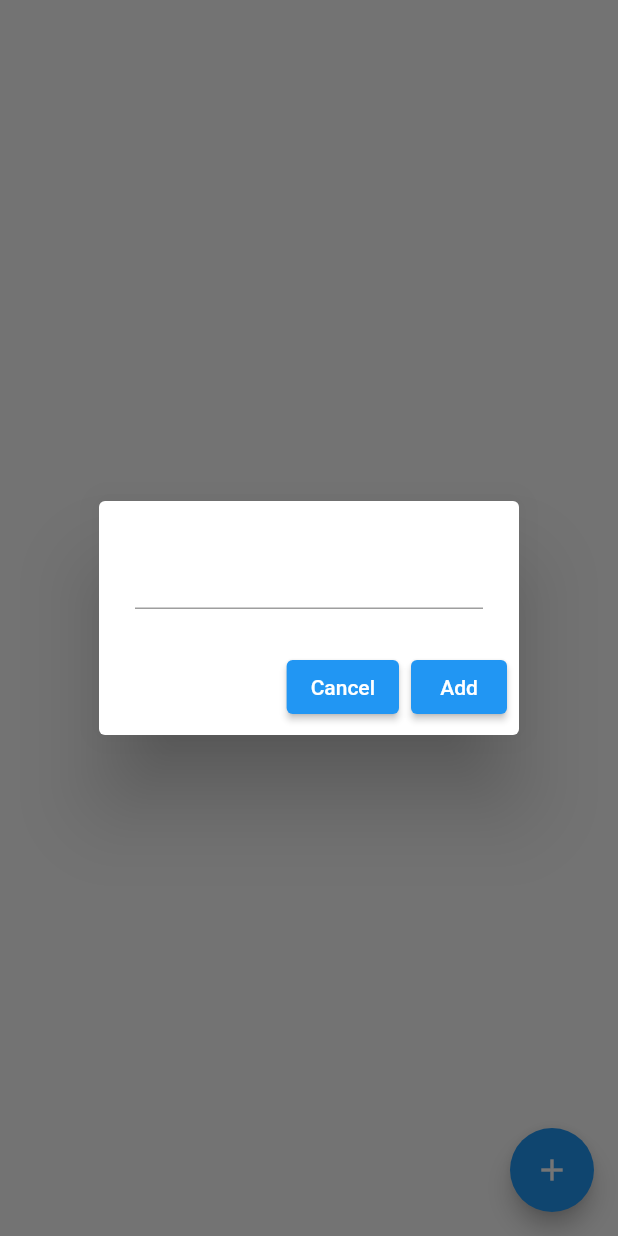
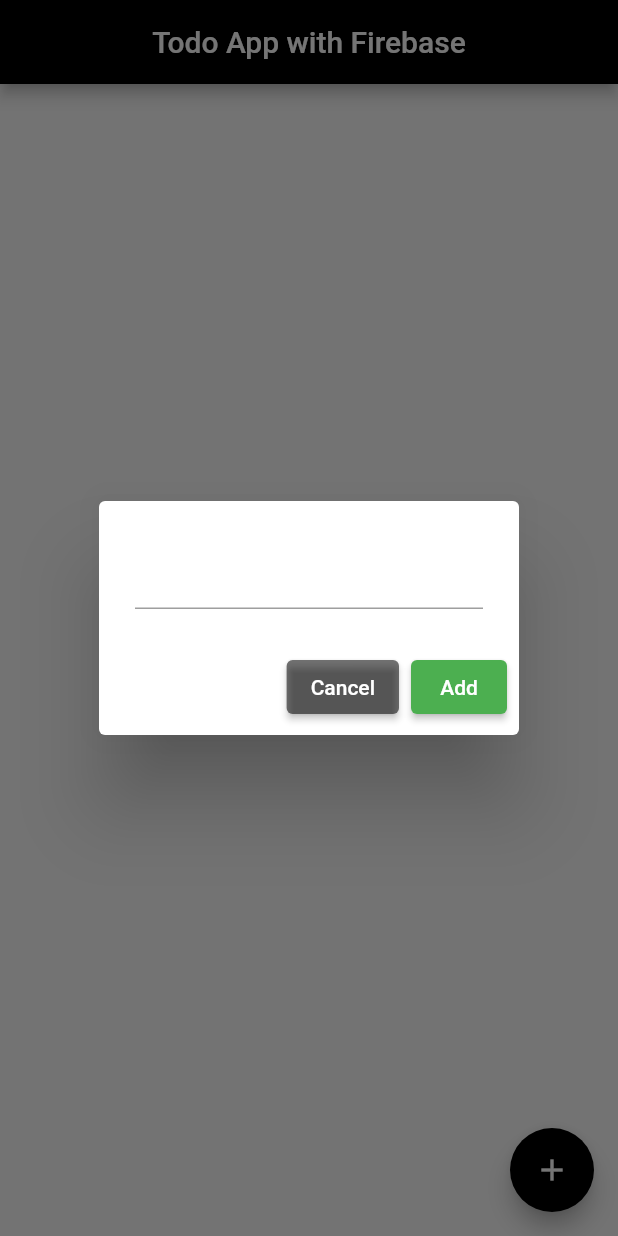
Before and after one commit to muflikhandimasd/Todo-Firebase-Flutter, a Flutter app: the screen it shows after launch, after a tap on the "add" icon, on a phone screen of 412 x 824 dp. Run offline on Flutter 3.47's test engine with Material 2 defaults, Android fonts, the phone set to English and light mode, and no system bars; our stand-ins replace cloud_firestore, firebase_core; accounts and stored records are empty.

Commit message:
[UPDATE] Add AppBar

```diff
--- a/lib/pages/todo_list.dart
+++ b/lib/pages/todo_list.dart
@@ -14,6 +14,13 @@ class _TodoListState extends State<TodoList> {
   @override
   Widget build(BuildContext context) {
     return Scaffold(
+      appBar: AppBar(
+        title: const Text(
+          'Todo App with Firebase',
+        ),
+        centerTitle: true,
+        backgroundColor: Colors.black,
+      ),
       body: Consumer<TodoServices>(
         builder: (context, value, child) => ListView.builder(
           itemBuilder: (context, index) => ListTile(
@@ -74,6 +81,7 @@ class _TodoListState extends State<TodoList> {
         ),
       ),
       floatingActionButton: FloatingActionButton(
+        backgroundColor: Colors.black,
         onPressed: () {
           TextEditingController titleController = TextEditingController();
           showDialog(
@@ -84,12 +92,14 @@ class _TodoListState extends State<TodoList> {
               ),
               actions: [
                 ElevatedButton(
+                  style: ElevatedButton.styleFrom(primary: Colors.black54),
                   onPressed: () {
                     Navigator.pop(context);
                   },
                   child: const Text('Cancel'),
                 ),
                 ElevatedButton(
+                  style: ElevatedButton.styleFrom(primary: Colors.green),
                   onPressed: () {
                     context.read<TodoServices>().addTodo(
                           Todo(title: titleController.text),
```
